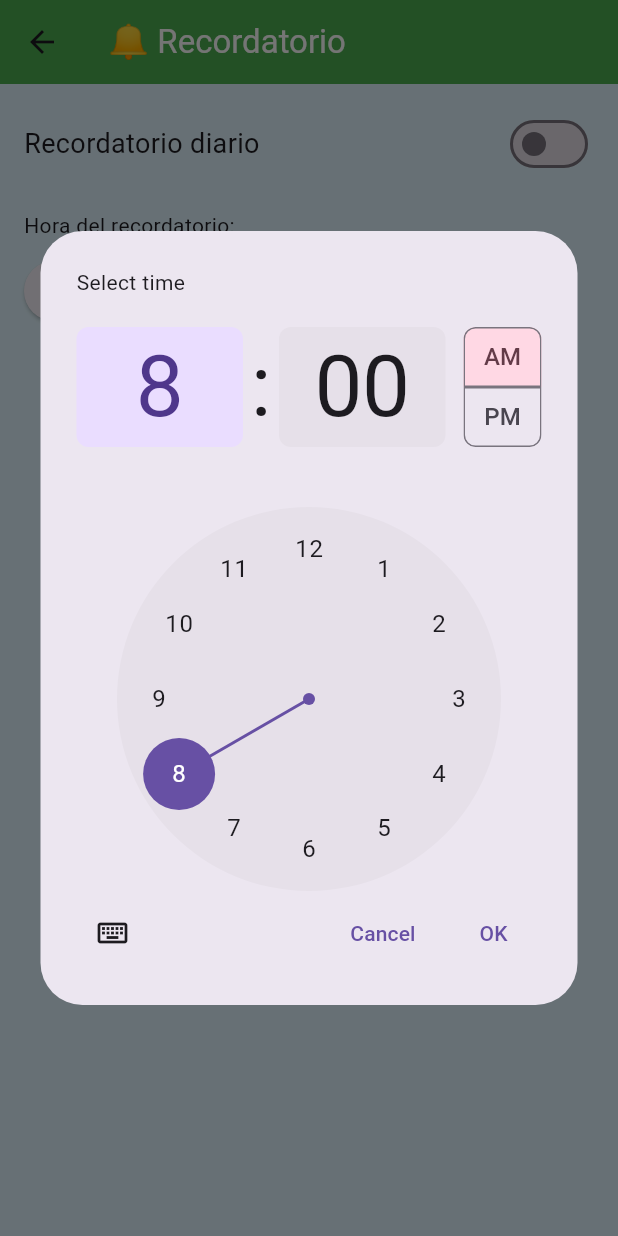
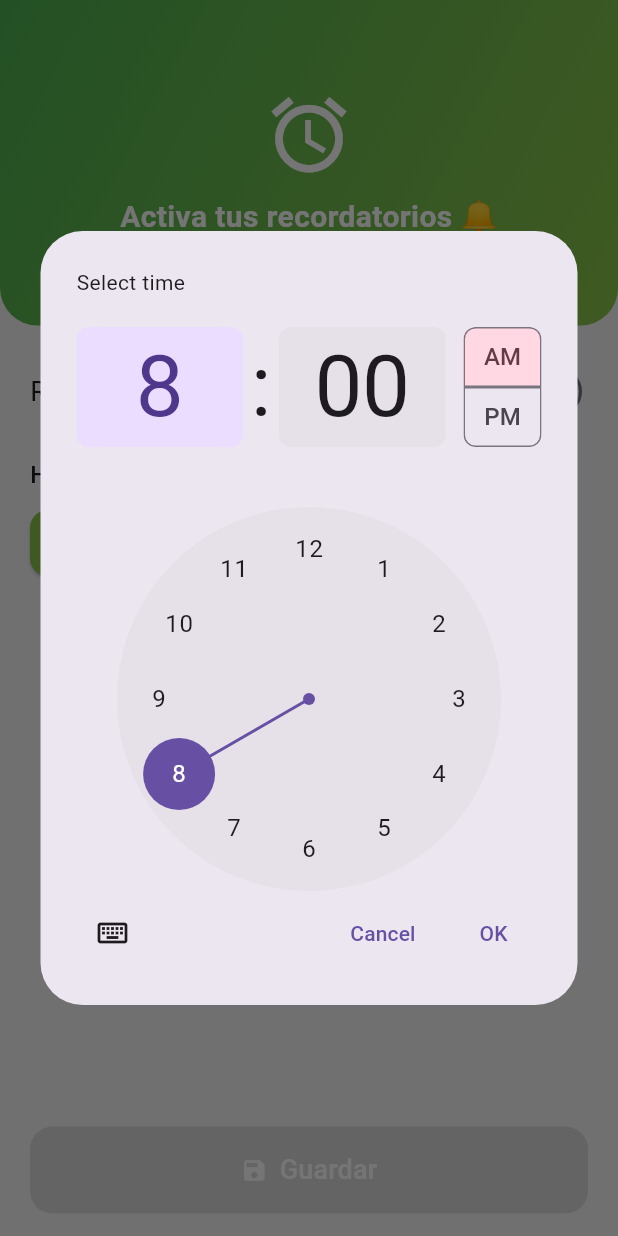
Before and after one commit to juanjoramos/Mood-Tracker, a Flutter app: the ReminderScreen screen opened directly, after a tap on an icon or button, on a phone screen of 412 x 824 dp. Run offline on Flutter 3.47's test engine with Material 3 defaults, Android fonts, the phone set to English and light mode, and no system bars; our stand-ins replace shared_preferences, table_calendar; accounts and stored records are empty.

Commit message:
funcionalidad recordatorio

```diff
--- a/lib/vistas/reminder.dart
+++ b/lib/vistas/reminder.dart
@@ -1,4 +1,5 @@
 import 'package:flutter/material.dart';
+import 'package:shared_preferences/shared_preferences.dart';
 
 class ReminderScreen extends StatefulWidget {
   const ReminderScreen({super.key});
@@ -12,40 +13,143 @@ class _ReminderScreenState extends State<ReminderScreen> {
   TimeOfDay reminderTime = const TimeOfDay(hour: 8, minute: 0);
 
   @override
+  void initState() {
+    super.initState();
+    _loadReminderSettings();
+  }
+
+  // Carga los valores guardados de SharedPreferences
+  void _loadReminderSettings() async {
+    final prefs = await SharedPreferences.getInstance();
+    final savedEnabled = prefs.getBool('reminder_enabled') ?? false;
+    final savedHour = prefs.getInt('reminder_hour') ?? 8;
+    final savedMinute = prefs.getInt('reminder_minute') ?? 0;
+
+    setState(() {
+      enabled = savedEnabled;
+      reminderTime = TimeOfDay(hour: savedHour, minute: savedMinute);
+    });
+  }
+
+  // Guarda el estado del switch
+  void _updateReminderEnabled(bool value) async {
+    final prefs = await SharedPreferences.getInstance();
+    await prefs.setBool('reminder_enabled', value);
+    setState(() => enabled = value);
+  }
+
+  // Guarda la hora seleccionada
+  void _updateReminderTime(TimeOfDay time) async {
+    final prefs = await SharedPreferences.getInstance();
+    await prefs.setInt('reminder_hour', time.hour);
+    await prefs.setInt('reminder_minute', time.minute);
+    setState(() => reminderTime = time);
+  }
+
+  @override
   Widget build(BuildContext context) {
     return Scaffold(
-      appBar: AppBar(
-        backgroundColor: Colors.green,
-        title: const Text(
-          "🔔 Recordatorio",
-          style: TextStyle(color: Colors.white),
+      backgroundColor: Colors.grey.shade100,
+      body: Column(
+        children: [
+          //Banner con degradado
+          Container(
+            width: double.infinity,
+            padding: const EdgeInsets.only(top: 60, bottom: 30),
+            decoration: const BoxDecoration(
+              gradient: LinearGradient(
+                colors: [Colors.green, Colors.lightGreen],
+                begin: Alignment.topLeft,
+                end: Alignment.bottomRight,
+              ),
+              borderRadius: BorderRadius.vertical(bottom: Radius.circular(25)),
+            ),
+            child: Column(
+              children: [
+                const Icon(Icons.alarm, size: 60, color: Colors.white),
+                const SizedBox(height: 10),
+                const Text(
+                  "Activa tus recordatorios 🔔",
+                  style: TextStyle(
+                    color: Colors.white,
+                    fontSize: 20,
+                    fontWeight: FontWeight.bold,
                   ),
                 ),
-      body: Container(
-        color: Colors.lightBlue[50],
-        padding: const EdgeInsets.all(16.0),
+                const SizedBox(height: 8),
+                const Text(
+                  "Te ayudaremos a no olvidar registrar tu estado de ánimo",
+                  style: TextStyle(
+                    color: Colors.white70,
+                    fontSize: 14,
+                    fontStyle: FontStyle.italic,
+                  ),
+                  textAlign: TextAlign.center,
+                ),
+              ],
+            ),
+          ),
+
+          //Contenido principal
+          Expanded(
+            child: Padding(
+              padding: const EdgeInsets.all(20.0),
               child: Column(
                 crossAxisAlignment: CrossAxisAlignment.start,
                 children: [
                   _ReminderToggle(
                     enabled: enabled,
-              onChanged: (value) => setState(() => enabled = value),
+                    onChanged: _updateReminderEnabled,
                   ),
                   const SizedBox(height: 20),
                   _ReminderTimePicker(
                     reminderTime: reminderTime,
-              onTimePicked: (time) => setState(() => reminderTime = time),
+                    onTimePicked: _updateReminderTime,
                   ),
                 ],
               ),
             ),
+          ),
 
-
+          //Botón guardar con feedback visual
+          Padding(
+            padding: const EdgeInsets.symmetric(horizontal: 20, vertical: 15),
+            child: SizedBox(
+              width: double.infinity,
+              child: ElevatedButton.icon(
+                onPressed: enabled
+                    ? () {
+                        ScaffoldMessenger.of(context).showSnackBar(
+                          const SnackBar(
+                            content: Text('Recordatorio guardado ✅'),
+                            duration: Duration(seconds: 2),
+                          ),
+                        );
+                      }
+                    : null,
+                style: ElevatedButton.styleFrom(
+                  padding: const EdgeInsets.symmetric(vertical: 16),
+                  backgroundColor: enabled ? Colors.green : Colors.grey,
+                  shape: RoundedRectangleBorder(
+                    borderRadius: BorderRadius.circular(15),
+                  ),
+                  elevation: 5,
+                ),
+                icon: const Icon(Icons.save, color: Colors.white),
+                label: const Text(
+                  "Guardar",
+                  style: TextStyle(fontSize: 18, color: Colors.white),
+                ),
+              ),
+            ),
+          ),
+        ],
+      ),
     );
   }
 }
 
-///Switch para activar/desactivar recordatorio
+/// Switch con estilo
 class _ReminderToggle extends StatelessWidget {
   final bool enabled;
   final ValueChanged<bool> onChanged;
@@ -64,7 +168,7 @@ class _ReminderToggle extends StatelessWidget {
   }
 }
 
-///Selector de hora
+/// Selector de hora con estilo
 class _ReminderTimePicker extends StatelessWidget {
   final TimeOfDay reminderTime;
   final ValueChanged<TimeOfDay> onTimePicked;
@@ -79,9 +183,12 @@ class _ReminderTimePicker extends StatelessWidget {
     return Column(
       crossAxisAlignment: CrossAxisAlignment.start,
       children: [
-        const Text("Hora del recordatorio:"),
+        const Text(
+          "Hora del recordatorio:",
+          style: TextStyle(fontSize: 16, fontWeight: FontWeight.w500),
+        ),
         const SizedBox(height: 10),
-        ElevatedButton(
+        ElevatedButton.icon(
           onPressed: () async {
             TimeOfDay? picked = await showTimePicker(
               context: context,
@@ -89,7 +196,16 @@ class _ReminderTimePicker extends StatelessWidget {
             );
             if (picked != null) onTimePicked(picked);
           },
-          child: Text(reminderTime.format(context)),
+          icon: const Icon(Icons.access_time),
+          label: Text(reminderTime.format(context)),
+          style: ElevatedButton.styleFrom(
+            padding: const EdgeInsets.symmetric(horizontal: 20, vertical: 12),
+            backgroundColor: Colors.lightGreen,
+            foregroundColor: Colors.white,
+            shape: RoundedRectangleBorder(
+              borderRadius: BorderRadius.circular(12),
+            ),
+          ),
         ),
       ],
     );
```
Lines whose indentation alone changed are shown as unchanged.
